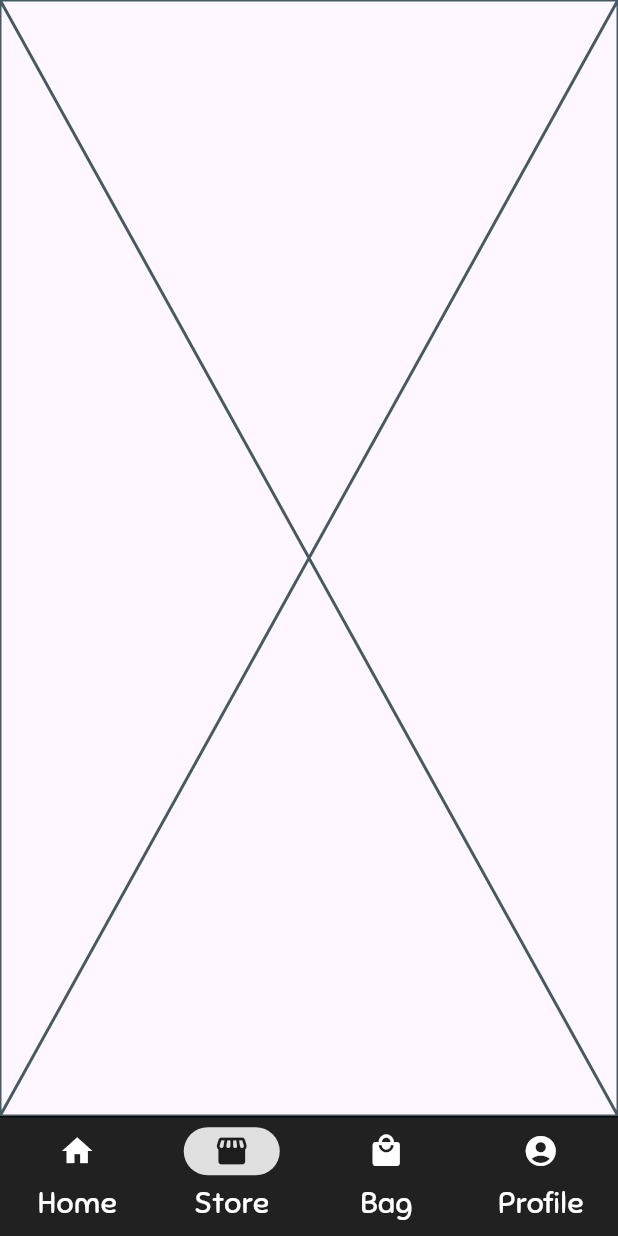
After one commit to ChicoQuemador1/Garment, a Flutter app: the screen it shows once a user with an empty profile is signed in, item 2 of the bottom bar chosen, on a phone screen of 412 x 824 dp. The commit adds this screen. Run offline on Flutter 3.47's test engine with Material 3 defaults, Android fonts, the phone set to English and light mode, and no system bars; our stand-ins replace cloud_firestore, firebase_auth, firebase_core; accounts and stored records are empty.

Commit message:
Adds comments to help understand functions of files
Also creates store_page.dart to start that page

```diff
--- a/Application/garment/lib/auth/auth_page.dart
+++ b/Application/garment/lib/auth/auth_page.dart
@@ -1,3 +1,7 @@
+/*
+  This pages is used to differentiate between login and registration pages
+*/
+
 import 'package:flutter/material.dart';
 
 import '../pages/login/login_page.dart';
--- /dev/null
+++ b/Application/garment/lib/pages/main/store_page.dart
@@ -0,0 +1,15 @@
+import 'package:flutter/material.dart';
+
+class StorePage extends StatefulWidget {
+  const StorePage({super.key});
+
+  @override
+  State<StorePage> createState() => _StorePageState();
+}
+
+class _StorePageState extends State<StorePage> {
+  @override
+  Widget build(BuildContext context) {
+    return const Placeholder();
+  }
+}
--- a/Application/garment/lib/pages/navigation_menu.dart
+++ b/Application/garment/lib/pages/navigation_menu.dart
@@ -3,7 +3,9 @@
 import 'package:firebase_auth/firebase_auth.dart';
 import 'package:flutter/material.dart';
 
+// Paths to other pages
 import 'main/home_page.dart';
+import 'main/store_page.dart';
 import 'main/profile_page.dart';
 
 class NavigationMenu extends StatefulWidget {
@@ -76,7 +78,7 @@ class _NavigationMenuState extends State<NavigationMenu> {
       body: Center(
         child: <Widget>[
           HomePage(),
-          HomePage(),
+          StorePage(),
           HomePage(),
           ProfilePage(),
         ][currentPageIndex],
```
Also changed, not shown: Application/garment/lib/auth/login_check.dart (+5 -3 lines).
